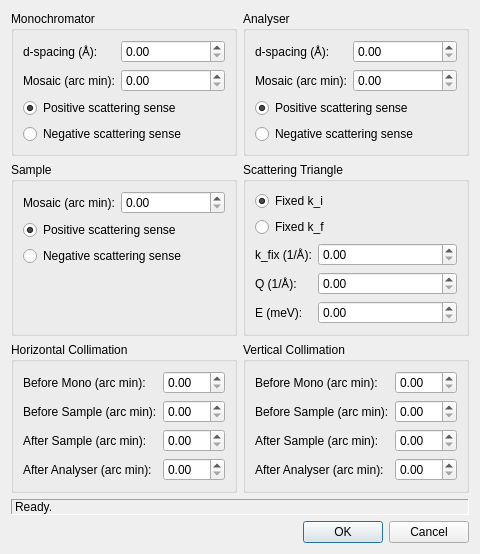
tweber-ill/frm_mirror-miezetools, file ui/reso.ui: the form before one commit.
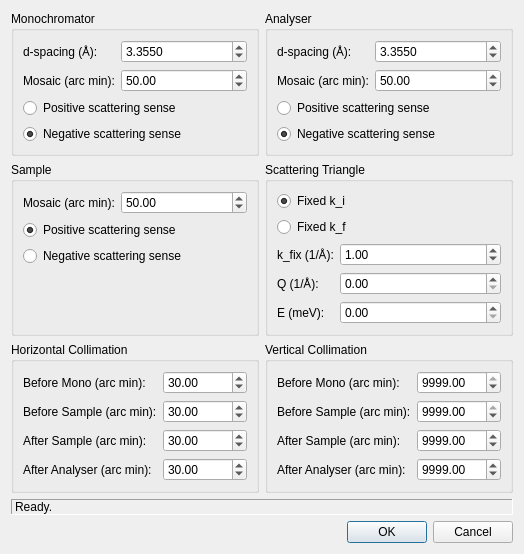
The form after the commit.

Patch:
```diff
--- a/ui/reso.ui
+++ b/ui/reso.ui
@@ -7,7 +7,7 @@
     <x>0</x>
     <y>0</y>
     <width>480</width>
-    <height>482</height>
+    <height>503</height>
    </rect>
   </property>
   <property name="windowTitle">
@@ -45,7 +45,11 @@
        </widget>
       </item>
       <item row="2" column="1">
-       <widget class="QDoubleSpinBox" name="spinkfix"/>
+       <widget class="QDoubleSpinBox" name="spinkfix">
+        <property name="value">
+         <double>1.000000000000000</double>
+        </property>
+       </widget>
       </item>
       <item row="3" column="0">
        <widget class="QLabel" name="label_7">
@@ -100,7 +104,14 @@
        </widget>
       </item>
       <item row="0" column="1">
-       <widget class="QDoubleSpinBox" name="spinSampleMosaic"/>
+       <widget class="QDoubleSpinBox" name="spinSampleMosaic">
+        <property name="maximum">
+         <double>999.000000000000000</double>
+        </property>
+        <property name="value">
+         <double>50.000000000000000</double>
+        </property>
+       </widget>
       </item>
       <item row="1" column="0" colspan="2">
        <widget class="QRadioButton" name="radioSampleScatterPlus">
@@ -136,7 +147,17 @@
        </widget>
       </item>
       <item row="0" column="1">
-       <widget class="QDoubleSpinBox" name="spinAnad"/>
+       <widget class="QDoubleSpinBox" name="spinAnad">
+        <property name="decimals">
+         <number>4</number>
+        </property>
+        <property name="singleStep">
+         <double>0.100000000000000</double>
+        </property>
+        <property name="value">
+         <double>3.355000000000000</double>
+        </property>
+       </widget>
       </item>
       <item row="1" column="0">
        <widget class="QLabel" name="label_4">
@@ -146,7 +167,14 @@
        </widget>
       </item>
       <item row="1" column="1">
-       <widget class="QDoubleSpinBox" name="spinAnaMosaic"/>
+       <widget class="QDoubleSpinBox" name="spinAnaMosaic">
+        <property name="maximum">
+         <double>999.000000000000000</double>
+        </property>
+        <property name="value">
+         <double>50.000000000000000</double>
+        </property>
+       </widget>
       </item>
       <item row="2" column="0" colspan="2">
        <widget class="QRadioButton" name="radioAnaScatterPlus">
@@ -154,7 +182,7 @@
          <string>Positive scattering sense</string>
         </property>
         <property name="checked">
-         <bool>true</bool>
+         <bool>false</bool>
         </property>
        </widget>
       </item>
@@ -163,6 +191,9 @@
         <property name="text">
          <string>Negative scattering sense</string>
         </property>
+        <property name="checked">
+         <bool>true</bool>
+        </property>
        </widget>
       </item>
      </layout>
@@ -182,7 +213,17 @@
        </widget>
       </item>
       <item row="0" column="1">
-       <widget class="QDoubleSpinBox" name="spinMonod"/>
+       <widget class="QDoubleSpinBox" name="spinMonod">
+        <property name="decimals">
+         <number>4</number>
+        </property>
+        <property name="singleStep">
+         <double>0.100000000000000</double>
+        </property>
+        <property name="value">
+         <double>3.355000000000000</double>
+        </property>
+       </widget>
       </item>
       <item row="1" column="0">
        <widget class="QLabel" name="label_2">
@@ -192,7 +233,14 @@
        </widget>
       </item>
       <item row="1" column="1">
-       <widget class="QDoubleSpinBox" name="spinMonoMosaic"/>
+       <widget class="QDoubleSpinBox" name="spinMonoMosaic">
+        <property name="maximum">
+         <double>999.000000000000000</double>
+        </property>
+        <property name="value">
+         <double>50.000000000000000</double>
+        </property>
+       </widget>
       </item>
       <item row="2" column="0" colspan="2">
        <widget class="QRadioButton" name="radioMonoScatterPlus">
@@ -200,7 +248,7 @@
          <string>Positive scattering sense</string>
         </property>
         <property name="checked">
-         <bool>true</bool>
+         <bool>false</bool>
         </property>
        </widget>
       </item>
@@ -209,6 +257,9 @@
         <property name="text">
          <string>Negative scattering sense</string>
         </property>
+        <property name="checked">
+         <bool>true</bool>
+        </property>
        </widget>
       </item>
      </layout>
@@ -228,7 +279,14 @@
        </widget>
       </item>
       <item row="0" column="1">
-       <widget class="QDoubleSpinBox" name="spinHCollMono"/>
+       <widget class="QDoubleSpinBox" name="spinHCollMono">
+        <property name="maximum">
+         <double>99990000.000000000000000</double>
+        </property>
+        <property name="value">
+         <double>30.000000000000000</double>
+        </property>
+       </widget>
       </item>
       <item row="1" column="0">
        <widget class="QLabel" name="label_10">
@@ -238,7 +296,14 @@
        </widget>
       </item>
       <item row="1" column="1">
-       <widget class="QDoubleSpinBox" name="spinHCollBSample"/>
+       <widget class="QDoubleSpinBox" name="spinHCollBSample">
+        <property name="maximum">
+         <double>99990000.000000000000000</double>
+        </property>
+        <property name="value">
+         <double>30.000000000000000</double>
+        </property>
+       </widget>
       </item>
       <item row="2" column="0">
        <widget class="QLabel" name="label_11">
@@ -248,7 +313,14 @@
        </widget>
       </item>
       <item row="2" column="1">
-       <widget class="QDoubleSpinBox" name="spinHCollASample"/>
+       <widget class="QDoubleSpinBox" name="spinHCollASample">
+        <property name="maximum">
+         <double>99990000.000000000000000</double>
+        </property>
+        <property name="value">
+         <double>30.000000000000000</double>
+        </property>
+       </widget>
       </item>
       <item row="3" column="0">
        <widget class="QLabel" name="label_12">
@@ -258,7 +330,14 @@
        </widget>
       </item>
       <item row="3" column="1">
-       <widget class="QDoubleSpinBox" name="spinHCollAna"/>
+       <widget class="QDoubleSpinBox" name="spinHCollAna">
+        <property name="maximum">
+         <double>99990000.000000000000000</double>
+        </property>
+        <property name="value">
+         <double>30.000000000000000</double>
+        </property>
+       </widget>
       </item>
      </layout>
     </widget>
@@ -277,7 +356,14 @@
        </widget>
       </item>
       <item row="0" column="1">
-       <widget class="QDoubleSpinBox" name="spinVCollMono"/>
+       <widget class="QDoubleSpinBox" name="spinVCollMono">
+        <property name="maximum">
+         <double>9999.000000000000000</double>
+        </property>
+        <property name="value">
+         <double>9999.000000000000000</double>
+        </property>
+       </widget>
       </item>
       <item row="1" column="0">
        <widget class="QLabel" name="label_17">
@@ -287,7 +373,14 @@
        </widget>
       </item>
       <item row="1" column="1">
-       <widget class="QDoubleSpinBox" name="spinVCollBSample"/>
+       <widget class="QDoubleSpinBox" name="spinVCollBSample">
+        <property name="maximum">
+         <double>9999.000000000000000</double>
+        </property>
+        <property name="value">
+         <double>9999.000000000000000</double>
+        </property>
+       </widget>
       </item>
       <item row="2" column="0">
        <widget class="QLabel" name="label_18">
@@ -297,7 +390,14 @@
        </widget>
       </item>
       <item row="2" column="1">
-       <widget class="QDoubleSpinBox" name="spinVCollASample"/>
+       <widget class="QDoubleSpinBox" name="spinVCollASample">
+        <property name="maximum">
+         <double>99990000.000000000000000</double>
+        </property>
+        <property name="value">
+         <double>9999.000000000000000</double>
+        </property>
+       </widget>
       </item>
       <item row="3" column="0">
        <widget class="QLabel" name="label_19">
@@ -307,7 +407,14 @@
        </widget>
       </item>
       <item row="3" column="1">
-       <widget class="QDoubleSpinBox" name="spinVCollAna"/>
+       <widget class="QDoubleSpinBox" name="spinVCollAna">
+        <property name="maximum">
+         <double>99990000.000000000000000</double>
+        </property>
+        <property name="value">
+         <double>9999.000000000000000</double>
+        </property>
+       </widget>
       </item>
      </layout>
     </widget>
```
Left out of the diff: 27 changed lines with no effect on the pictures.
